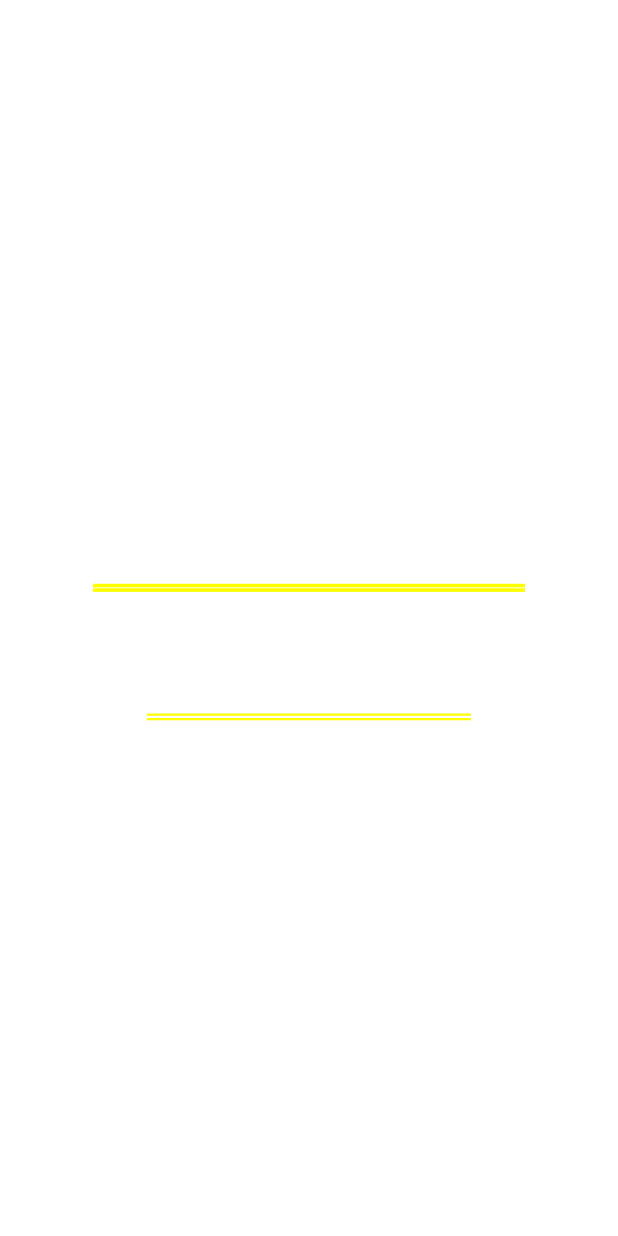
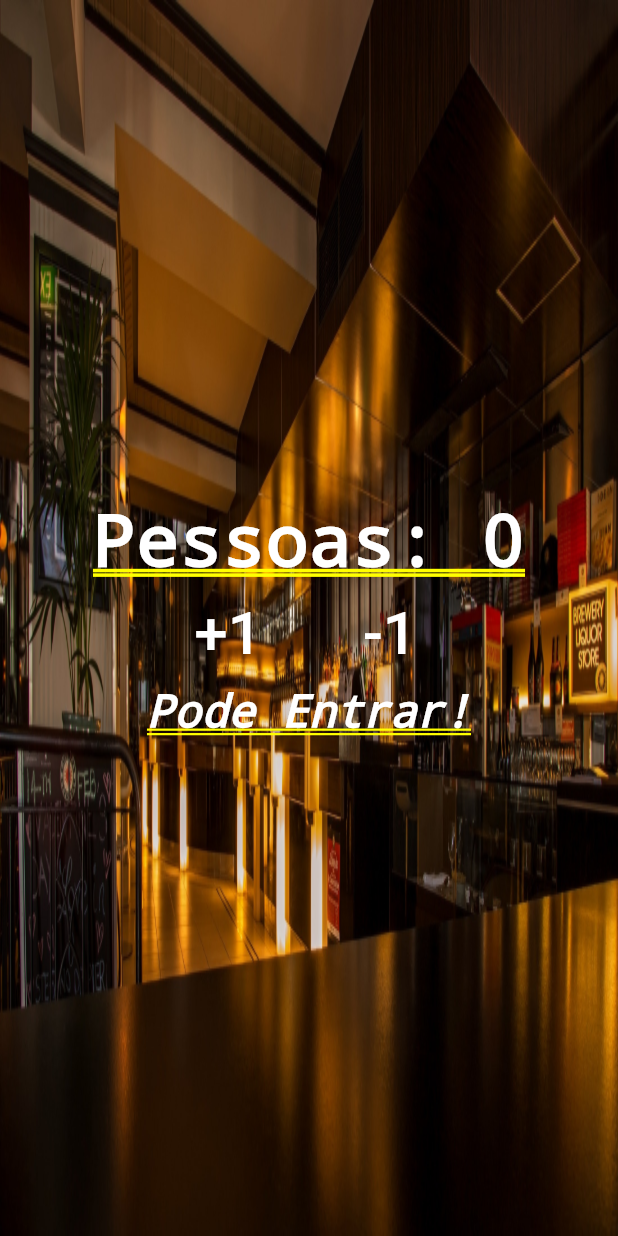
Before and after one commit to theer1k/flutter-people-counter, a Flutter app: the screen it shows after launch, after a tap on "+1", on a phone screen of 412 x 824 dp. Run offline on Flutter 3.47's test engine with Material 2 defaults, Android fonts, the phone set to English and light mode, and no system bars.

Commit message:
Fourth class - Image, Padding and Stack

```diff
--- a/lib/main.dart
+++ b/lib/main.dart
@@ -3,23 +3,36 @@ import 'package:flutter/material.dart';
 void main() {
   runApp(new MaterialApp(
       title: "People Counter",
-      home: Column(
+      home: Stack(children: <Widget>[
+        Positioned.fill(
+          child: Image(
+            image: AssetImage('images/restaurant.jpg'),
+            fit: BoxFit.fill,
+          ),
+        ),
+        Column(
           mainAxisAlignment: MainAxisAlignment.center,
           children: <Widget>[
             Text("Pessoas: 0",
-              style:
-                  TextStyle(color: Colors.white, fontWeight: FontWeight.bold)),
+                style: TextStyle(
+                    color: Colors.white, fontWeight: FontWeight.bold)),
             Row(
               mainAxisAlignment: MainAxisAlignment.center,
               children: <Widget>[
-              FlatButton(
+                Padding(
+                    padding: EdgeInsets.all(10.0),
+                    child: FlatButton(
                         child: Text("+1",
-                      style: TextStyle(fontSize: 40.0, color: Colors.white)),
-                  onPressed: () {}),
-              FlatButton(
+                            style:
+                                TextStyle(fontSize: 40.0, color: Colors.white)),
+                        onPressed: () {})),
+                Padding(
+                    padding: EdgeInsets.all(10.0),
+                    child: FlatButton(
                         child: Text("-1",
-                      style: TextStyle(fontSize: 40.0, color: Colors.white)),
-                  onPressed: () {}),
+                            style:
+                                TextStyle(fontSize: 40.0, color: Colors.white)),
+                        onPressed: () {})),
               ],
             ),
             Text("Pode Entrar!",
@@ -28,5 +41,6 @@ void main() {
                     fontStyle: FontStyle.italic,
                     fontSize: 30.0))
           ],
-      )));
+        )
+      ])));
 }
--- a/pubspec.yaml
+++ b/pubspec.yaml
@@ -41,8 +41,8 @@ flutter:
   uses-material-design: true
 
   # To add assets to your application, add an assets section, like this:
-  # assets:
-  #  - images/a_dot_burr.jpeg
+  assets:
+   - images/restaurant.jpg
   #  - images/a_dot_ham.jpeg
 
   # An image asset can refer to one or more resolution-specific "variants", see
```
Also changed, not shown: images/restaurant.jpg (added). Lines whose indentation alone changed are shown as unchanged.
